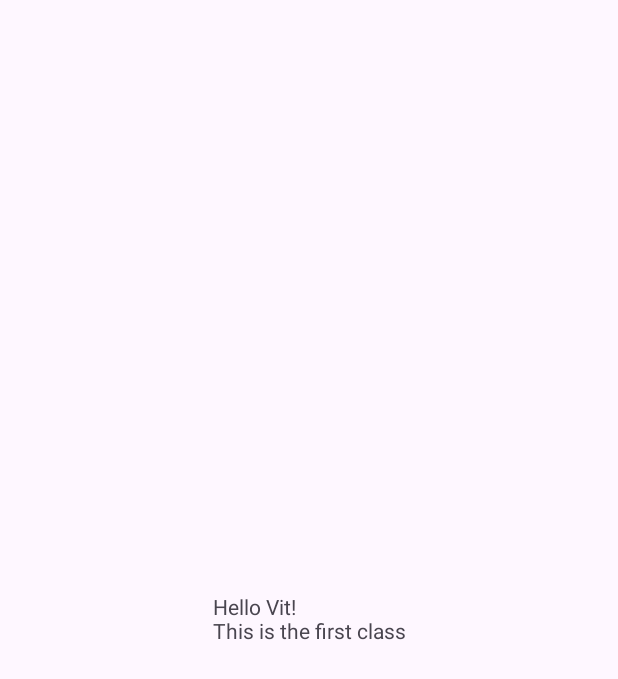
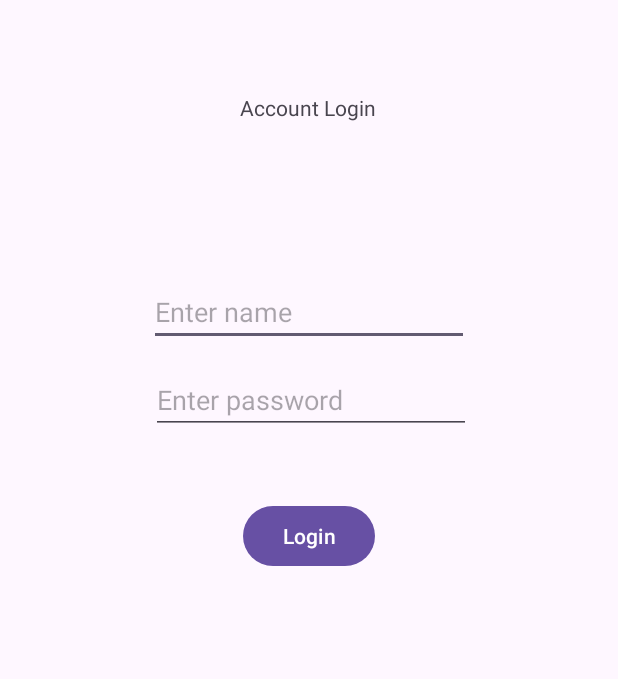
Before and after one commit to sanjanas01/appdev, an Android app: the screen it shows after launch (MainActivity), on a phone screen of 412 x 824 dp. Shown: the top 679 px of the screen. Run offline under Robolectric (Android 15) with nearby library versions, the phone set to English and light mode, and no system bars.

Commit message:
new commit

```diff
--- a/app/src/main/res/layout/activity_main.xml
+++ b/app/src/main/res/layout/activity_main.xml
@@ -6,13 +6,52 @@
     android:layout_height="match_parent"
     tools:context=".MainActivity">
 
-    <TextView
+    <Button
+        android:id="@+id/button"
         android:layout_width="wrap_content"
         android:layout_height="wrap_content"
-        android:text="Hello Vit!\nThis is the first class"
+        android:layout_marginTop="44dp"
+        android:text="Login"
+        app:layout_constraintEnd_toEndOf="parent"
+        app:layout_constraintStart_toStartOf="parent"
+        app:layout_constraintTop_toBottomOf="@+id/editTextTextPassword" />
+
+    <TextView
+        android:id="@+id/textView"
+        android:layout_width="wrap_content"
+        android:layout_height="wrap_content"
+        android:text="Account Login"
         app:layout_constraintBottom_toBottomOf="parent"
+        app:layout_constraintEnd_toEndOf="parent"
+        app:layout_constraintHorizontal_bias="0.498"
+        app:layout_constraintStart_toStartOf="parent"
+        app:layout_constraintTop_toTopOf="parent"
+        app:layout_constraintVertical_bias="0.077" />
+
+    <EditText
+        android:id="@+id/editTextTextEmailAddress"
+        android:layout_width="wrap_content"
+        android:layout_height="wrap_content"
+        android:layout_marginTop="185dp"
+        android:ems="10"
+
+        android:hint="Enter name"
+        android:inputType="textEmailAddress"
         app:layout_constraintEnd_toEndOf="parent"
         app:layout_constraintStart_toStartOf="parent"
         app:layout_constraintTop_toTopOf="parent" />
 
+    <EditText
+        android:id="@+id/editTextTextPassword"
+        android:layout_width="wrap_content"
+        android:layout_height="wrap_content"
+        android:layout_marginStart="1dp"
+        android:layout_marginTop="13dp"
+        android:hint="Enter password"
+
+        android:ems="10"
+        android:inputType="numberPassword"
+        app:layout_constraintStart_toStartOf="@+id/editTextTextEmailAddress"
+        app:layout_constraintTop_toBottomOf="@+id/editTextTextEmailAddress" />
+
 </androidx.constraintlayout.widget.ConstraintLayout>
```
